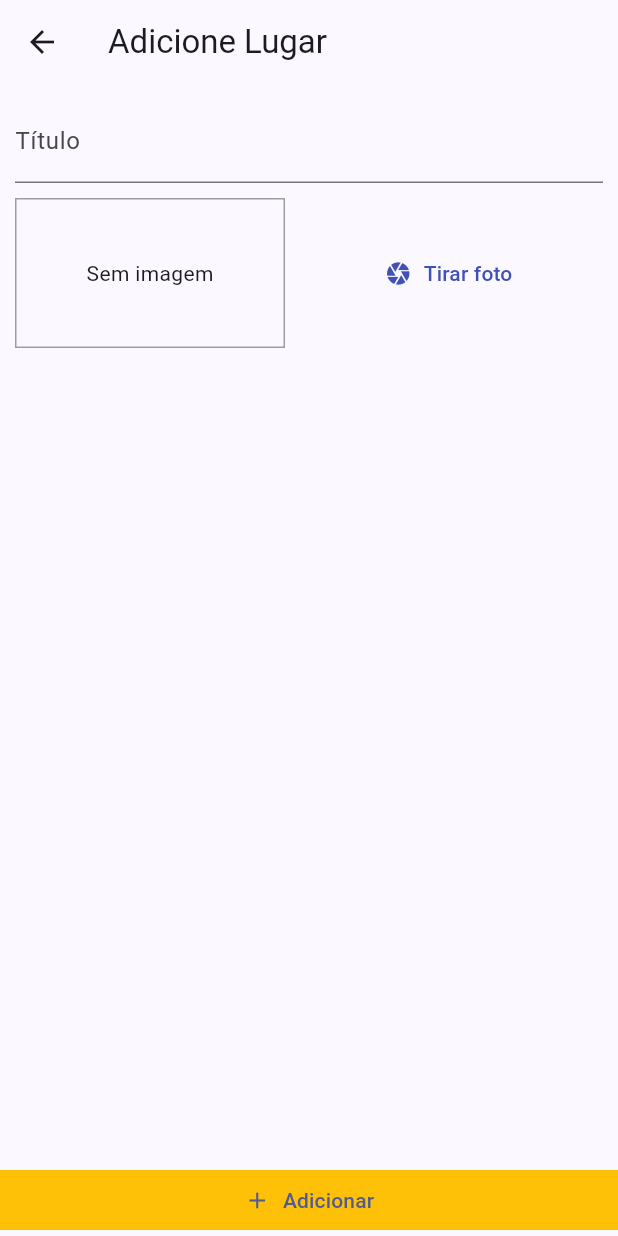
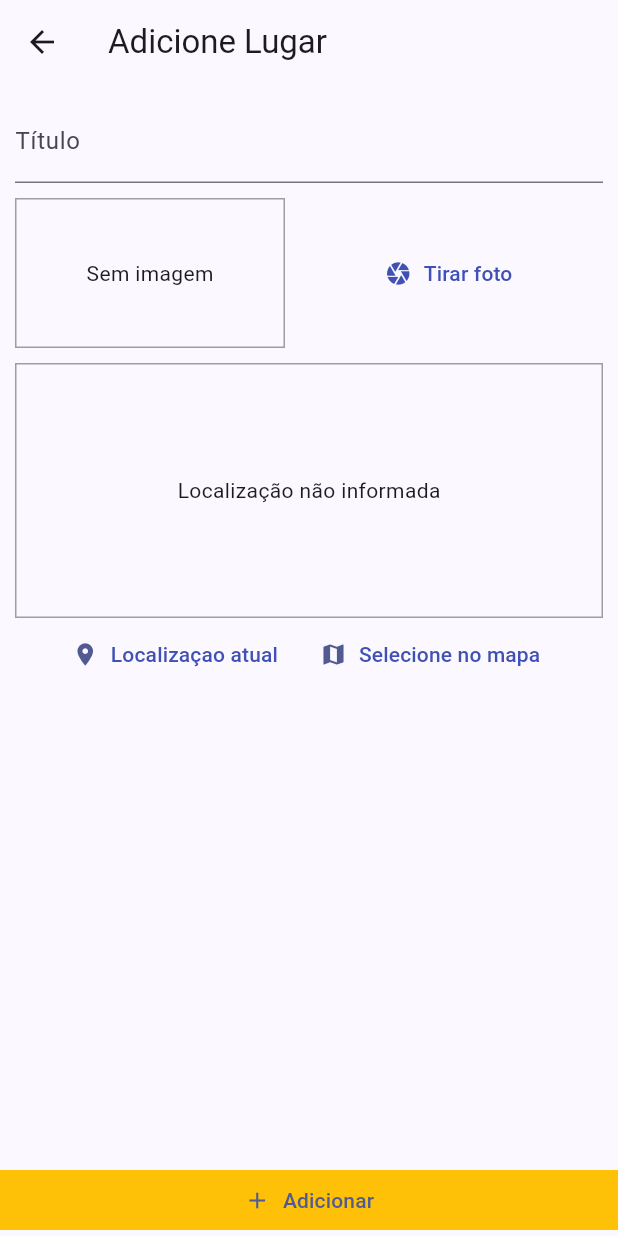
Before and after one commit to maitecr/map_places, a Flutter app: the PlaceFormScreen screen opened by its route, on a phone screen of 412 x 824 dp. Run offline on Flutter 3.47's test engine with Material 3 defaults, Android fonts, the light colour scheme and no system bars; our stand-ins replace google_maps_flutter, image_picker, location, sqflite; accounts and stored records are empty.

Commit message:
preview and select position on google maps

```diff
--- a/lib/models/place.dart
+++ b/lib/models/place.dart
@@ -6,7 +6,7 @@ class PlaceLocation {
   final double longitude;
   final String? address;
 
-  PlaceLocation({
+  const PlaceLocation({
     required this.latitude,
     required this.longitude,
     this.address,
--- a/lib/providers/great_places.dart
+++ b/lib/providers/great_places.dart
@@ -2,6 +2,7 @@ import 'dart:io';
 import 'dart:math';
 
 import 'package:flutter/widgets.dart';
+import 'package:google_maps_flutter/google_maps_flutter.dart';
 import 'package:map_places/models/place.dart';
 import 'package:map_places/utils/db_util.dart';
 
@@ -33,7 +34,7 @@ class GreatPlaces with ChangeNotifier {
     return _items[index];
   }
 
-  void addPlace(String title, File image) {
+  void addPlace(String title, File image, LatLng position) {
     final newPlace = Place(
       id: Random().nextDouble().toString(),
       title: title,
--- a/lib/screens/place_form_screen.dart
+++ b/lib/screens/place_form_screen.dart
@@ -3,6 +3,7 @@ import 'dart:io';
 import 'package:flutter/material.dart';
 import 'package:map_places/providers/great_places.dart';
 import 'package:map_places/widgets/image_input.dart';
+import 'package:map_places/widgets/location_input.dart';
 import 'package:path_provider/path_provider.dart';
 import 'package:provider/provider.dart';
 
@@ -60,6 +61,10 @@ class _PlaceFormScreenState extends State<PlaceFormScreen> {
                     SizedBox(height: 10,),
 
                     ImageInput(this._selectImage),
+
+                    SizedBox(height: 10,),
+
+                    LocationInput(),
                   ],
                 ),
               ),
--- /dev/null
+++ b/lib/utils/location_util.dart
@@ -0,0 +1,10 @@
+const GOOGLE_API_KEY = [YOUR_GOOGLE_MAPS_TOKEN];
+
+class LocationUtil {
+  static String generateLocationPreviewImage({
+    double? latitude,
+    double? longitude,
+  }) {
+    return 'https://maps.googleapis.com/maps/api/staticmap?center=$latitude,$longitude&zoom=13&size=600x300&maptype=roadmap&markers=color:red%7Clabel:A%7C$latitude,$longitude&key=$GOOGLE_API_KEY';
+  }
+}
--- /dev/null
+++ b/lib/widgets/location_input.dart
@@ -0,0 +1,89 @@
+import 'package:flutter/material.dart';
+import 'package:flutter/widgets.dart';
+import 'package:google_maps_flutter/google_maps_flutter.dart';
+import 'package:location/location.dart';
+import 'package:map_places/screens/map_screen.dart';
+import 'package:map_places/utils/location_util.dart';
+
+class LocationInput extends StatefulWidget{
+
+  @override
+  State<LocationInput> createState() => _LocationInputState();
+}
+
+class _LocationInputState extends State<LocationInput> {
+  String? _previewImageUrl;
+
+  Future<void> _getCurrentUserLocation() async {
+    final locData = await Location().getLocation();
+    // print(locData.latitude);
+    // print(locData.longitude);
+
+    final staticMapImageUrl = LocationUtil.generateLocationPreviewImage(
+                                              latitude: locData.latitude,
+                                              longitude: locData.longitude);
+
+    setState(() {
+      _previewImageUrl = staticMapImageUrl;
+    });
+  }
+
+  Future<void> _selectOnMap() async {
+    final LatLng selectedLocation = await Navigator.of(context).push(
+      MaterialPageRoute(
+        fullscreenDialog: true,
+        builder: (ctx) => MapScreen(),
+      ),
+    );
+
+    if(selectedLocation == null) return;
+
+    //...
+    print(selectedLocation.latitude);
+  }
+
+  @override
+  Widget build(BuildContext context) {
+    return Column(
+      children: <Widget>[
+        Container(
+          height: 170,
+          width: double.infinity,
+          alignment: Alignment.center,
+          decoration: BoxDecoration(
+            border: Border.all(
+            width: 1,
+            color: Colors.grey,
+            ),
+          ),
+
+          child: _previewImageUrl == null
+                ? Text('Localização não informada')
+                : Image.network(_previewImageUrl!,
+                fit: BoxFit.cover,),
+        ),
+        Row(
+          mainAxisAlignment: MainAxisAlignment.center,
+          children: <Widget>[
+            TextButton.icon(
+              icon: Icon(Icons.location_on),
+              label: Text(
+                'Localizaçao atual',
+                style: TextStyle(color: Theme.of(context).primaryColor),
+                ),
+              onPressed: _getCurrentUserLocation,
+            ),
+            TextButton.icon(
+              icon: Icon(Icons.map),
+              label: Text(
+                'Selecione no mapa',
+                style: TextStyle(color: Theme.of(context).primaryColor),
+                ),
+              onPressed: _selectOnMap,
+            )
+          ],
+        )
+      ],
+    );
+  }
+}
--- a/pubspec.yaml
+++ b/pubspec.yaml
@@ -39,6 +39,9 @@ dependencies:
   path_provider: ^2.1.5
   path: ^1.9.1
   sqflite: ^2.4.2
+  location: ^8.0.0
+  google_maps_flutter: ^2.11.0
+  http: ^1.3.0
 
 dev_dependencies:
   flutter_test:
```
Also changed, not shown: lib/screens/map_screen.dart (added, +68 -0 lines), pubspec.lock, 2 other files.
